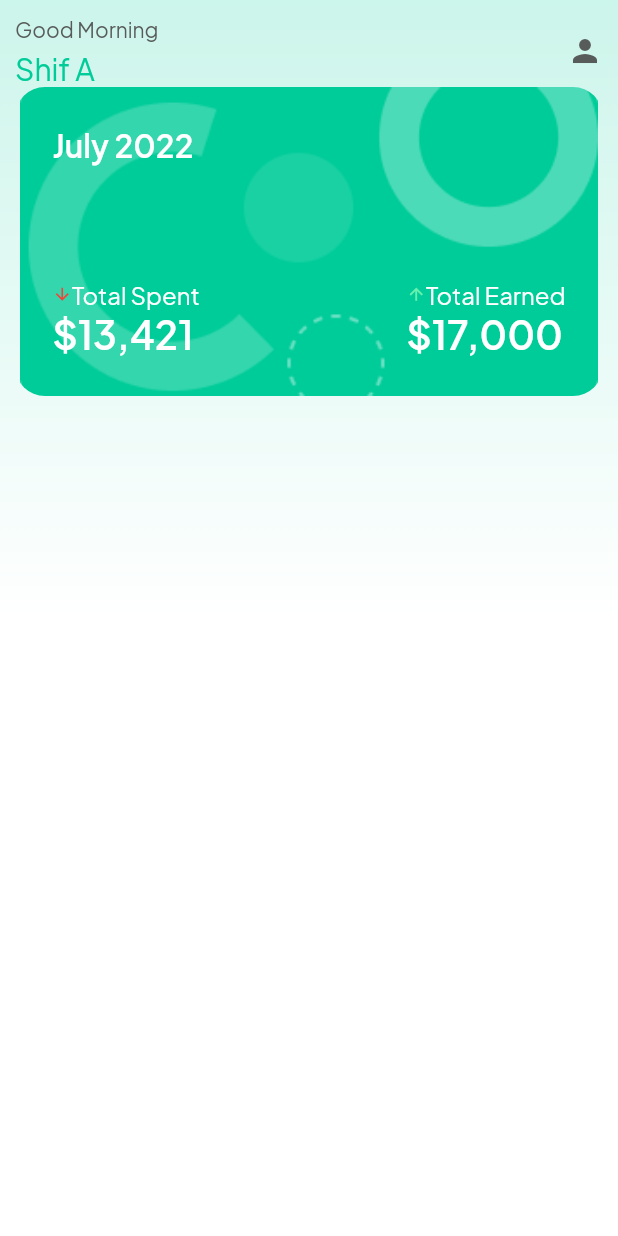
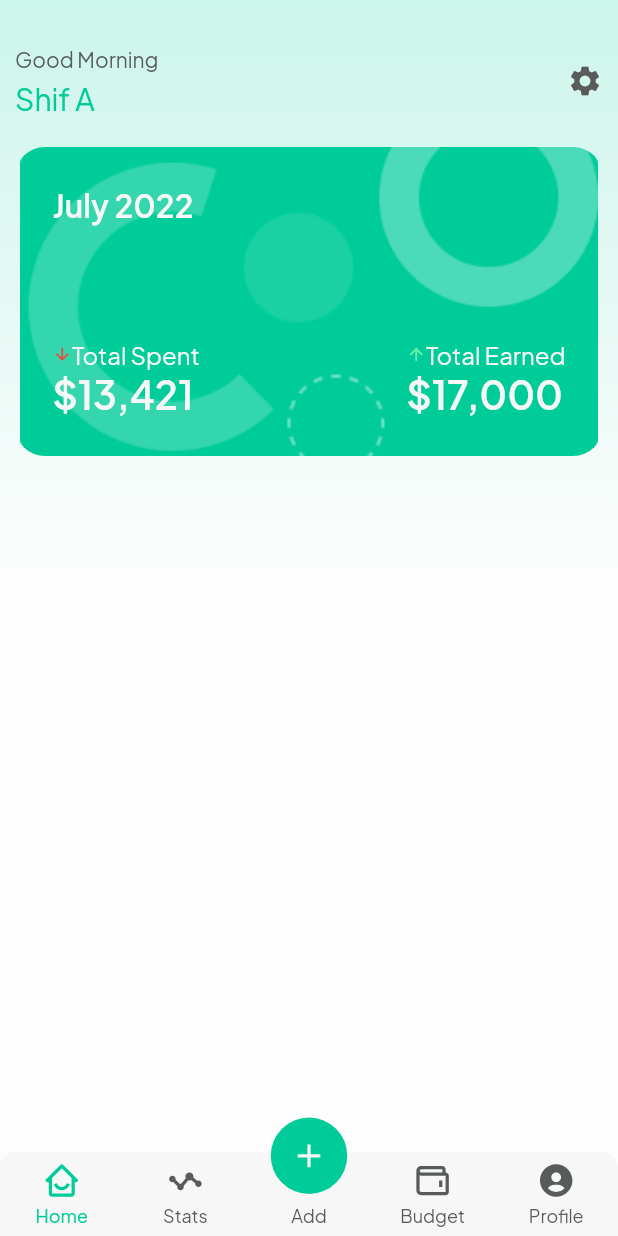
Before and after one commit to shifiyasu/expense-tracker, a Flutter app: the screen it shows after launch, on a phone screen of 412 x 824 dp. Run offline on Flutter 3.47's test engine with Material 2 defaults, Android fonts, the phone set to English and light mode, and no system bars; drawn by our look-alikes of persistent_bottom_nav_bar; our stand-ins replace flutter_boxicons, google_fonts.

Commit message:
refactored home screen widgets and added bottom navigation bar

```diff
--- a/lib/data/colors.dart
+++ b/lib/data/colors.dart
@@ -2,3 +2,4 @@ import 'package:flutter/material.dart';
 
 const kPrimaryGreen = Color(0XFF00CC99);
 const kDarkGray = Color(0XFF575B5A);
+const kWhite = Color(0XFFF7F7F7);
--- a/lib/main.dart
+++ b/lib/main.dart
@@ -1,6 +1,7 @@
 import 'package:flutter/material.dart';
 import 'package:google_fonts/google_fonts.dart';
 
+import 'presentation/screens/bottom_navbar.dart';
 import 'presentation/screens/home_screen.dart';
 
 void main() {
@@ -14,15 +15,14 @@ class MyApp extends StatelessWidget {
   @override
   Widget build(BuildContext context) {
     return MaterialApp(
-      title: 'Flutter Demo',
-
+      title: 'Wechi',
       theme: ThemeData(
         textTheme: GoogleFonts.plusJakartaSansTextTheme(
           Theme.of(context).textTheme,
         ),
         primarySwatch: Colors.blue,
       ),
-      home: const HomeScreen(),
+      home: const BottomNavbarScreen(),
     );
   }
 }
--- /dev/null
+++ b/lib/presentation/screens/bottom_navbar.dart
@@ -0,0 +1,95 @@
+import 'package:expense_tracker/data/colors.dart';
+import 'package:expense_tracker/presentation/screens/home_screen.dart';
+import 'package:flutter/material.dart';
+import 'package:flutter_boxicons/flutter_boxicons.dart';
+import 'package:persistent_bottom_nav_bar/persistent-tab-view.dart';
+
+class BottomNavbarScreen extends StatelessWidget {
+  const BottomNavbarScreen({Key? key}) : super(key: key);
+
+  List<Widget> _buildScreens() {
+    return [
+      HomeScreen(),
+      HomeScreen(),
+      HomeScreen(),
+      HomeScreen(),
+      HomeScreen(),
+    ];
+  }
+
+  List<PersistentBottomNavBarItem> _navBarsItems() {
+    return [
+      PersistentBottomNavBarItem(
+        icon: Icon(Boxicons.bx_home_smile),
+        title: ("Home"),
+        activeColorPrimary: kPrimaryGreen,
+        inactiveColorPrimary: kDarkGray,
+      ),
+      PersistentBottomNavBarItem(
+        icon: Icon(Boxicons.bx_stats),
+        title: ("Stats"),
+        activeColorPrimary: kPrimaryGreen,
+        inactiveColorPrimary: kDarkGray,
+      ),
+      PersistentBottomNavBarItem(
+        icon: Icon(Boxicons.bx_plus, color: kWhite,),
+        title: ("Add"),
+        activeColorPrimary: kPrimaryGreen,
+        inactiveColorPrimary: kDarkGray,
+      ),
+      PersistentBottomNavBarItem(
+        icon: Icon(Boxicons.bx_wallet),
+        title: ("Budget"),
+        activeColorPrimary: kPrimaryGreen,
+        inactiveColorPrimary: kDarkGray,
+      ),
+      PersistentBottomNavBarItem(
+        icon: Icon(Boxicons.bxs_user_circle),
+        title: ("Profile"),
+        activeColorPrimary: kPrimaryGreen,
+        inactiveColorPrimary: kDarkGray,
+      ),
+    ];
+  }
+
+  @override
+  Widget build(BuildContext context) {
+    PersistentTabController _controller;
+
+    _controller = PersistentTabController(initialIndex: 0);
+
+    return PersistentTabView(
+      context,
+      controller: _controller,
+      screens: _buildScreens(),
+      items: _navBarsItems(),
+      confineInSafeArea: true,
+      backgroundColor: kWhite, // Default is Colors.white.
+      handleAndroidBackButtonPress: true, // Default is true.
+      resizeToAvoidBottomInset:
+          true, // This needs to be true if you want to move up the screen when keyboard appears. Default is true.
+      stateManagement: true, // Default is true.
+      hideNavigationBarWhenKeyboardShows:
+          true, // Recommended to set 'resizeToAvoidBottomInset' as true while using this argument. Default is true.
+      decoration: NavBarDecoration(
+        borderRadius: BorderRadius.circular(10.0),
+        colorBehindNavBar: kWhite,
+      ),
+      popAllScreensOnTapOfSelectedTab: true,
+      popActionScreens: PopActionScreensType.all,
+      itemAnimationProperties: ItemAnimationProperties(
+        // Navigation Bar's items animation properties.
+        duration: Duration(milliseconds: 200),
+        curve: Curves.ease,
+      ),
+      screenTransitionAnimation: ScreenTransitionAnimation(
+        // Screen transition animation on change of selected tab.
+        animateTabTransition: true,
+        curve: Curves.ease,
+        duration: Duration(milliseconds: 200),
+      ),
+      navBarStyle:
+          NavBarStyle.style15, // Choose the nav bar style with this property.
+    );
+  }
+}
--- a/lib/presentation/screens/home_screen.dart
+++ b/lib/presentation/screens/home_screen.dart
@@ -1,6 +1,8 @@
 import 'dart:ui';
 
 import 'package:expense_tracker/data/colors.dart';
+import 'package:expense_tracker/presentation/widgets/home_monthly_spending_card.dart';
+import 'package:expense_tracker/presentation/widgets/home_topbar.dart';
 import "package:flutter/material.dart";
 
 class HomeScreen extends StatelessWidget {
@@ -14,7 +16,7 @@ class HomeScreen extends StatelessWidget {
           gradient: LinearGradient(
             begin: Alignment.topCenter,
             end: Alignment.center,
-            colors: [kPrimaryGreen, Colors.white],
+            colors: [kPrimaryGreen, kWhite],
           ),
         ),
         child: Scaffold(
@@ -23,123 +25,10 @@ class HomeScreen extends StatelessWidget {
             padding: const EdgeInsets.all(10.0),
             child: ListView(
               children: [
-                Row(
-                  mainAxisAlignment: MainAxisAlignment.spaceBetween,
-                  children: [
-                    Column(
-                      crossAxisAlignment: CrossAxisAlignment.start,
-                      children: const [
-                        Text(
-                          "Good Morning",
-                          style: TextStyle(
-                            fontSize: 14,
-                            color: kDarkGray,
-                          ),
-                        ),
-                        SizedBox(height: 5,),
-                        Text(
-                          "Shif A",
-                          style: TextStyle(
-                            fontSize: 20,
-                            color: kPrimaryGreen,
-                          ),
-                        ),
-                      ],
-                    ),
-                    const Icon(
-                      Icons.person,
-                      color: kDarkGray,
-                    )
-                  ],
-                ),
-                Container(
-                  height: MediaQuery.of(context).size.height * .25,
-                  // width: 40,
-                  decoration: const BoxDecoration(
-                    borderRadius: BorderRadius.all(Radius.circular(20)),
-                    image: DecorationImage(
-                      fit: BoxFit.fitHeight,
-                      image: AssetImage("assets/images/Front_Card.png"),
-                    ),
-                  ),
-                  child: Padding(
-                    padding: const EdgeInsets.all(25.0),
-                    child: Column(
-                      crossAxisAlignment: CrossAxisAlignment.start,
-                      mainAxisAlignment: MainAxisAlignment.spaceBetween,
-                      children: [
-                        const Text(
-                          "July 2022",
-                          style: TextStyle(
-                              color: Colors.white,
-                              fontSize: 21,
-                              fontWeight: FontWeight.w600),
-                        ),
-                        Row(
-                          mainAxisAlignment: MainAxisAlignment.spaceBetween,
-                          children: [
-                            Column(
-                              crossAxisAlignment: CrossAxisAlignment.start,
-                              children: [
-                                Row(
-                                  children: const [
-                                    Icon(
-                                      Icons.arrow_downward,
-                                      color: Colors.red,
-                                      size: 13,
-                                    ),
-                                    Text(
-                                      "Total Spent",
-                                      style: TextStyle(
-                                        fontSize: 16,
-                                        color: Colors.white,
-                                      ),
-                                    )
-                                  ],
-                                ),
-                                const Text(
-                                  "\$13,421",
-                                  style: TextStyle(
-                                      fontSize: 26,
-                                      fontWeight: FontWeight.w600,
-                                      color: Colors.white),
-                                )
-                              ],
-                            ),
-                            Column(
-                              crossAxisAlignment: CrossAxisAlignment.start,
-                              children: [
-                                Row(
-                                  children: const [
-                                    Icon(
-                                      Icons.arrow_upward,
-                                      color: Colors.greenAccent,
-                                      size: 13,
-                                    ),
-                                    Text(
-                                      "Total Earned",
-                                      style: TextStyle(
-                                        fontSize: 16,
-                                        color: Colors.white,
-                                      ),
-                                    )
-                                  ],
-                                ),
-                                const Text(
-                                  "\$17,000",
-                                  style: TextStyle(
-                                      fontSize: 26,
-                                      fontWeight: FontWeight.w600,
-                                      color: Colors.white),
-                                )
-                              ],
-                            )
-                          ],
-                        )
-                      ],
-                    ),
-                  ),
-                )
+                //topbar for greeting and setting
+                HomeTopbar(),
+                //home monthly card
+                HomeMonthlySpendingCard()
               ],
             ),
           ),
--- /dev/null
+++ b/lib/presentation/widgets/home_monthly_spending_card.dart
@@ -0,0 +1,97 @@
+import 'package:flutter/material.dart';
+
+import '../../data/colors.dart';
+
+class HomeMonthlySpendingCard extends StatelessWidget {
+  const HomeMonthlySpendingCard({Key? key}) : super(key: key);
+
+  @override
+  Widget build(BuildContext context) {
+    return Container(
+      height: MediaQuery.of(context).size.height * .25,
+      // width: 40,
+      decoration: const BoxDecoration(
+        borderRadius: BorderRadius.all(Radius.circular(20)),
+        image: DecorationImage(
+          fit: BoxFit.fitHeight,
+          image: AssetImage("assets/images/Front_Card.png"),
+        ),
+      ),
+      child: Padding(
+        padding: const EdgeInsets.all(25.0),
+        child: Column(
+          crossAxisAlignment: CrossAxisAlignment.start,
+          mainAxisAlignment: MainAxisAlignment.spaceBetween,
+          children: [
+            const Text(
+              "July 2022",
+              style: TextStyle(
+                  color: kWhite, fontSize: 21, fontWeight: FontWeight.w600),
+            ),
+            Row(
+              mainAxisAlignment: MainAxisAlignment.spaceBetween,
+              children: [
+                Column(
+                  crossAxisAlignment: CrossAxisAlignment.start,
+                  children: [
+                    Row(
+                      children: const [
+                        Icon(
+                          Icons.arrow_downward,
+                          color: Colors.red,
+                          size: 13,
+                        ),
+                        Text(
+                          "Total Spent",
+                          style: TextStyle(
+                            fontSize: 16,
+                            color: kWhite,
+                          ),
+                        )
+                      ],
+                    ),
+                    const Text(
+                      "\$13,421",
+                      style: TextStyle(
+                          fontSize: 26,
+                          fontWeight: FontWeight.w600,
+                          color: kWhite),
+                    )
+                  ],
+                ),
+                Column(
+                  crossAxisAlignment: CrossAxisAlignment.start,
+                  children: [
+                    Row(
+                      children: const [
+                        Icon(
+                          Icons.arrow_upward,
+                          color: Colors.greenAccent,
+                          size: 13,
+                        ),
+                        Text(
+                          "Total Earned",
+                          style: TextStyle(
+                            fontSize: 16,
+                            color: kWhite,
+                          ),
+                        )
+                      ],
+                    ),
+                    const Text(
+                      "\$17,000",
+                      style: TextStyle(
+                          fontSize: 26,
+                          fontWeight: FontWeight.w600,
+                          color: kWhite),
+                    )
+                  ],
+                )
+              ],
+            )
+          ],
+        ),
+      ),
+    );
+  }
+}
--- /dev/null
+++ b/lib/presentation/widgets/home_topbar.dart
@@ -0,0 +1,45 @@
+import 'package:flutter/material.dart';
+
+import '../../data/colors.dart';
+
+class HomeTopbar extends StatelessWidget {
+  const HomeTopbar({Key? key}) : super(key: key);
+
+  @override
+  Widget build(BuildContext context) {
+    return Row(
+      mainAxisAlignment: MainAxisAlignment.spaceBetween,
+      children: [
+        Padding(
+          padding: const EdgeInsets.symmetric(vertical: 20),
+          child: Column(
+            crossAxisAlignment: CrossAxisAlignment.start,
+            children: const [
+              Text(
+                "Good Morning",
+                style: TextStyle(
+                  fontSize: 14,
+                  color: kDarkGray,
+                ),
+              ),
+              SizedBox(
+                height: 5,
+              ),
+              Text(
+                "Shif A",
+                style: TextStyle(
+                  fontSize: 20,
+                  color: kPrimaryGreen,
+                ),
+              ),
+            ],
+          ),
+        ),
+        const Icon(
+          Icons.settings,
+          color: kDarkGray,
+        )
+      ],
+    );
+  }
+}
--- a/pubspec.yaml
+++ b/pubspec.yaml
@@ -37,6 +37,7 @@ dependencies:
   persistent_bottom_nav_bar: ^4.0.2
   firebase_auth: ^3.3.20
   google_fonts: ^3.0.1
+  flutter_boxicons: ^3.0.0
 
 dev_dependencies:
   flutter_test:
```
Also changed, not shown: pubspec.lock.
